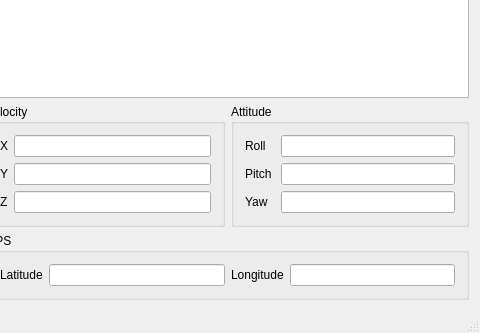
First picture: the form in DJI_PC_CONTROLLER/mainwindow.ui, repository pisarik/dji-phantom-pc-sdk, before the edit; both pictures show x 514 to 994 and y 180 to 513 of the 994 by 513 pixel window.
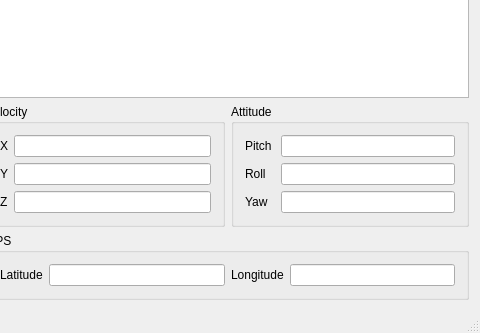
Second picture: the form after the edit.

Commit message: roll and pitch swapped

Diff of the .ui file:
```diff
--- a/DJI_PC_CONTROLLER/mainwindow.ui
+++ b/DJI_PC_CONTROLLER/mainwindow.ui
@@ -230,6 +230,30 @@
            <string>Attitude</string>
           </property>
           <layout class="QVBoxLayout" name="verticalLayout_3">
+           <item>
+            <layout class="QHBoxLayout" name="horizontalLayout_8">
+             <item>
+              <widget class="QLabel" name="label_8">
+               <property name="minimumSize">
+                <size>
+                 <width>30</width>
+                 <height>0</height>
+                </size>
+               </property>
+               <property name="text">
+                <string>Pitch</string>
+               </property>
+              </widget>
+             </item>
+             <item>
+              <widget class="QLineEdit" name="pitch_edit">
+               <property name="readOnly">
+                <bool>true</bool>
+               </property>
+              </widget>
+             </item>
+            </layout>
+           </item>
            <item>
             <layout class="QHBoxLayout" name="horizontalLayout_7">
              <item>
@@ -260,30 +284,6 @@
              </item>
             </layout>
            </item>
-           <item>
-            <layout class="QHBoxLayout" name="horizontalLayout_8">
-             <item>
-              <widget class="QLabel" name="label_8">
-               <property name="minimumSize">
-                <size>
-                 <width>30</width>
-                 <height>0</height>
-                </size>
-               </property>
-               <property name="text">
-                <string>Pitch</string>
-               </property>
-              </widget>
-             </item>
-             <item>
-              <widget class="QLineEdit" name="pitch_edit">
-               <property name="readOnly">
-                <bool>true</bool>
-               </property>
-              </widget>
-             </item>
-            </layout>
-           </item>
            <item>
             <layout class="QHBoxLayout" name="horizontalLayout_9">
              <item>
```
The commit also changes 1 other file.
